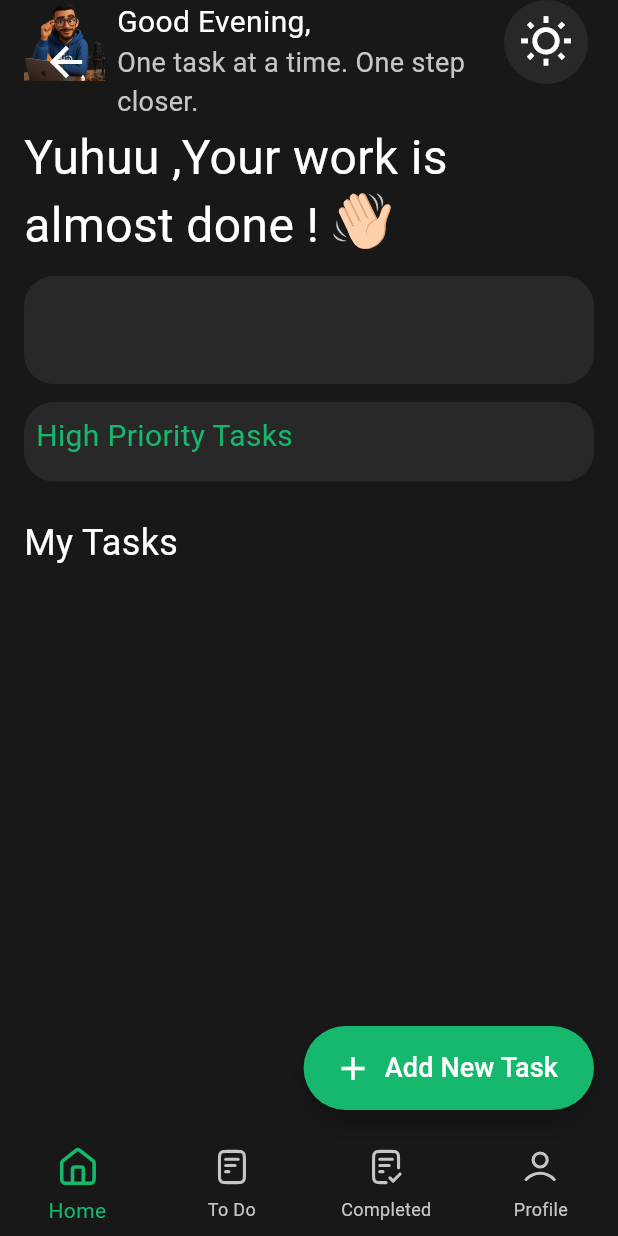
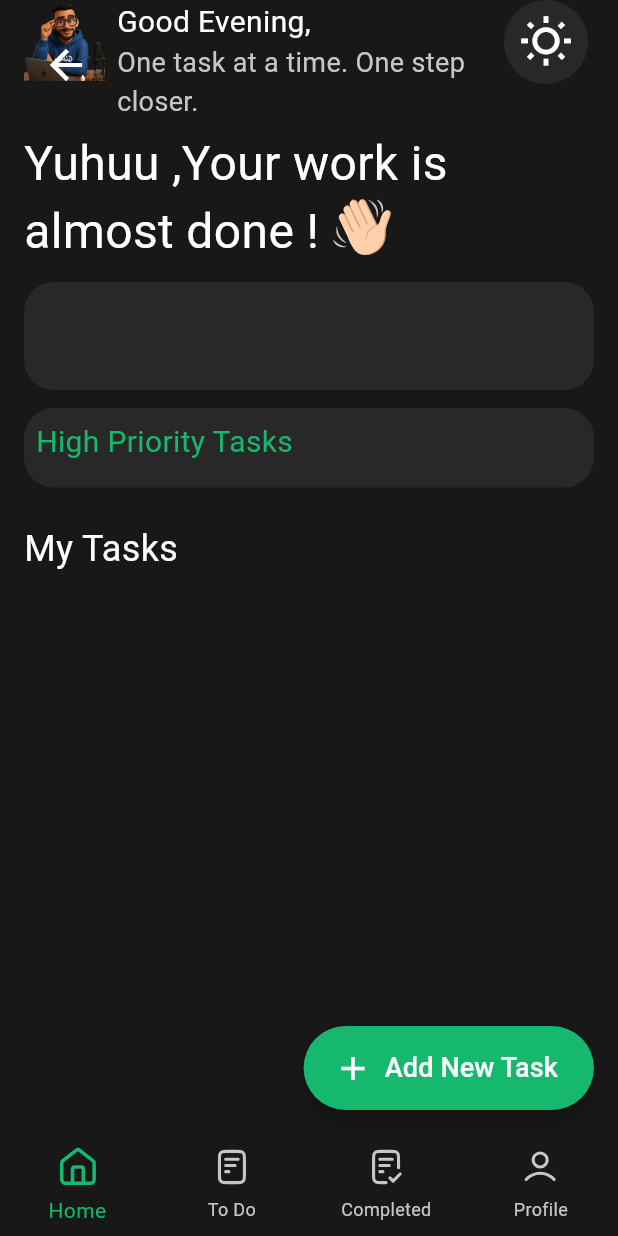
Before and after one commit to AhmedEzz999/daily_plan, a Flutter app: the HomeView screen opened by its route, on a phone screen of 412 x 824 dp. Run offline on Flutter 3.47's test engine with Material 3 defaults, Android fonts, the phone set to English and light mode, and no system bars; our stand-ins replace flutter_svg, shared_preferences; accounts and stored records are empty.

Commit message:
Added Logic To Checkbox and Task

```diff
--- a/lib/views/home_view.dart
+++ b/lib/views/home_view.dart
@@ -44,7 +44,7 @@ class _HomeViewState extends State<HomeView> {
                 pinned: true,
                 scrolledUnderElevation: 0,
                 surfaceTintColor: Colors.transparent,
-                toolbarHeight: 82,
+                toolbarHeight: 86,
                 flexibleSpace: FlexibleSpaceBar(background: HeaderHomeView()),
               ),
               SliverToBoxAdapter(child: HomeViewBody()),
--- a/lib/widgets/bottom_navigation_icon.dart
+++ b/lib/widgets/bottom_navigation_icon.dart
@@ -1,7 +1,7 @@
 import 'package:flutter/material.dart';
 import 'package:flutter_svg/svg.dart';
 
-class BottomNavigationIcon extends StatefulWidget {
+class BottomNavigationIcon extends StatelessWidget {
   const BottomNavigationIcon({
     required this.iconIndex,
     required this.currentIndex,
@@ -15,17 +15,12 @@ class BottomNavigationIcon extends StatefulWidget {
   final String unSelectedIcon;
 
   @override
-  State<BottomNavigationIcon> createState() => _BottomNavigationIconState();
-}
-
-class _BottomNavigationIconState extends State<BottomNavigationIcon> {
-  @override
   Widget build(BuildContext context) {
     return Padding(
       padding: const EdgeInsets.only(bottom: 4),
-      child: widget.iconIndex == widget.currentIndex
-          ? SvgPicture.asset(widget.selectedIcon, width: 30, height: 30)
-          : SvgPicture.asset(widget.unSelectedIcon, width: 26, height: 26),
+      child: iconIndex == currentIndex
+          ? SvgPicture.asset(selectedIcon, width: 30, height: 30)
+          : SvgPicture.asset(unSelectedIcon, width: 26, height: 26),
     );
   }
 }
--- a/lib/widgets/task_navigation_bar.dart
+++ b/lib/widgets/task_navigation_bar.dart
@@ -3,16 +3,11 @@ import 'package:flutter/material.dart';
 import '../constants/constants.dart';
 import 'bottom_navigation_icon.dart';
 
-class TaskNavigationBar extends StatefulWidget {
+class TaskNavigationBar extends StatelessWidget {
   const TaskNavigationBar({required this.selectedIndex, super.key, this.onTap});
   final int selectedIndex;
   final void Function(int)? onTap;
 
-  @override
-  State<TaskNavigationBar> createState() => _TaskNavigationBarState();
-}
-
-class _TaskNavigationBarState extends State<TaskNavigationBar> {
   @override
   Widget build(BuildContext context) {
     return BottomNavigationBar(
@@ -21,13 +16,13 @@ class _TaskNavigationBarState extends State<TaskNavigationBar> {
       selectedItemColor: primaryColor,
       unselectedItemColor: const Color(0xffC6C6C6),
       elevation: 0,
-      currentIndex: widget.selectedIndex,
-      onTap: widget.onTap,
+      currentIndex: selectedIndex,
+      onTap: onTap,
       items: [
         BottomNavigationBarItem(
           icon: BottomNavigationIcon(
             iconIndex: 0,
-            currentIndex: widget.selectedIndex,
+            currentIndex: selectedIndex,
             selectedIcon:
                 'assets/images/bottom_navigation_icons/selected_home_icon.svg',
             unSelectedIcon:
@@ -38,7 +33,7 @@ class _TaskNavigationBarState extends State<TaskNavigationBar> {
         BottomNavigationBarItem(
           icon: BottomNavigationIcon(
             iconIndex: 1,
-            currentIndex: widget.selectedIndex,
+            currentIndex: selectedIndex,
             selectedIcon:
                 'assets/images/bottom_navigation_icons/selected_to_do_icon.svg',
             unSelectedIcon:
@@ -49,7 +44,7 @@ class _TaskNavigationBarState extends State<TaskNavigationBar> {
         BottomNavigationBarItem(
           icon: BottomNavigationIcon(
             iconIndex: 2,
-            currentIndex: widget.selectedIndex,
+            currentIndex: selectedIndex,
             selectedIcon:
                 'assets/images/bottom_navigation_icons/selected_completed_icon.svg',
             unSelectedIcon:
@@ -60,7 +55,7 @@ class _TaskNavigationBarState extends State<TaskNavigationBar> {
         BottomNavigationBarItem(
           icon: BottomNavigationIcon(
             iconIndex: 3,
-            currentIndex: widget.selectedIndex,
+            currentIndex: selectedIndex,
             selectedIcon:
                 'assets/images/bottom_navigation_icons/selected_profile_icon.svg',
             unSelectedIcon:
```
Also changed, not shown: lib/widgets/finished_task_description.dart (added, +21 -0 lines), lib/widgets/finished_task_name.dart (added, +21 -0 lines), lib/widgets/normal_priority_task_list.dart (+24 -14 lines), lib/widgets/task_check_box.dart (+12 -3 lines), lib/widgets/unfinished_task_description.dart (added, +18 -0 lines), lib/widgets/unfinished_task_name.dart (added, +15 -0 lines).
